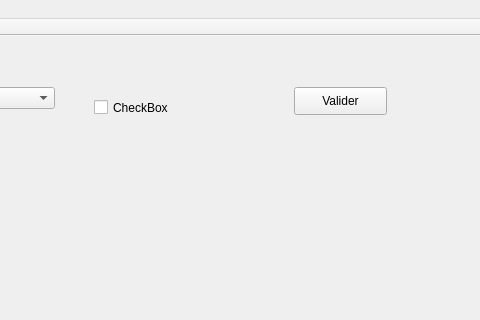
Above: IHMC++/DMXProject/DMXProject.ui from fbotel17/DMXProject before the change; both pictures show x 817 to 1297 and y 0 to 320 of the 1432 by 791 pixel window. Below: the same form after it.
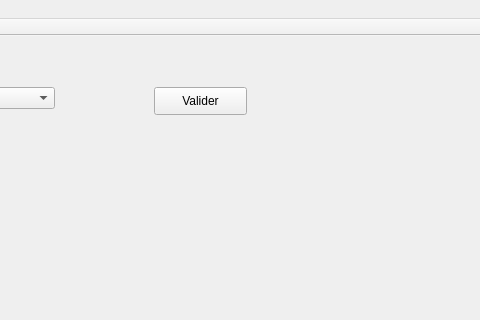
That is the form after the change. The open tabs and pages were chosen to show the change.

Commit message: correction bug gerre une scene

What changed in the file:
```diff
--- a/IHMC++/DMXProject/DMXProject.ui
+++ b/IHMC++/DMXProject/DMXProject.ui
@@ -558,7 +558,7 @@
        <widget class="QPushButton" name="ValidSceneEquipButton">
         <property name="geometry">
          <rect>
-          <x>1100</x>
+          <x>960</x>
           <y>40</y>
           <width>93</width>
           <height>28</height>
@@ -619,19 +619,6 @@
          </item>
         </layout>
        </widget>
-       <widget class="QCheckBox" name="checkBoxEquip">
-        <property name="geometry">
-         <rect>
-          <x>900</x>
-          <y>50</y>
-          <width>161</width>
-          <height>21</height>
-         </rect>
-        </property>
-        <property name="text">
-         <string>CheckBox</string>
-        </property>
-       </widget>
       </widget>
       <widget class="QWidget" name="page_10">
        <widget class="QWidget" name="verticalLayoutWidget_3">
```
Left out of the diff: 4 changed lines with no effect on the pictures. The commit also changes 1 other file.
